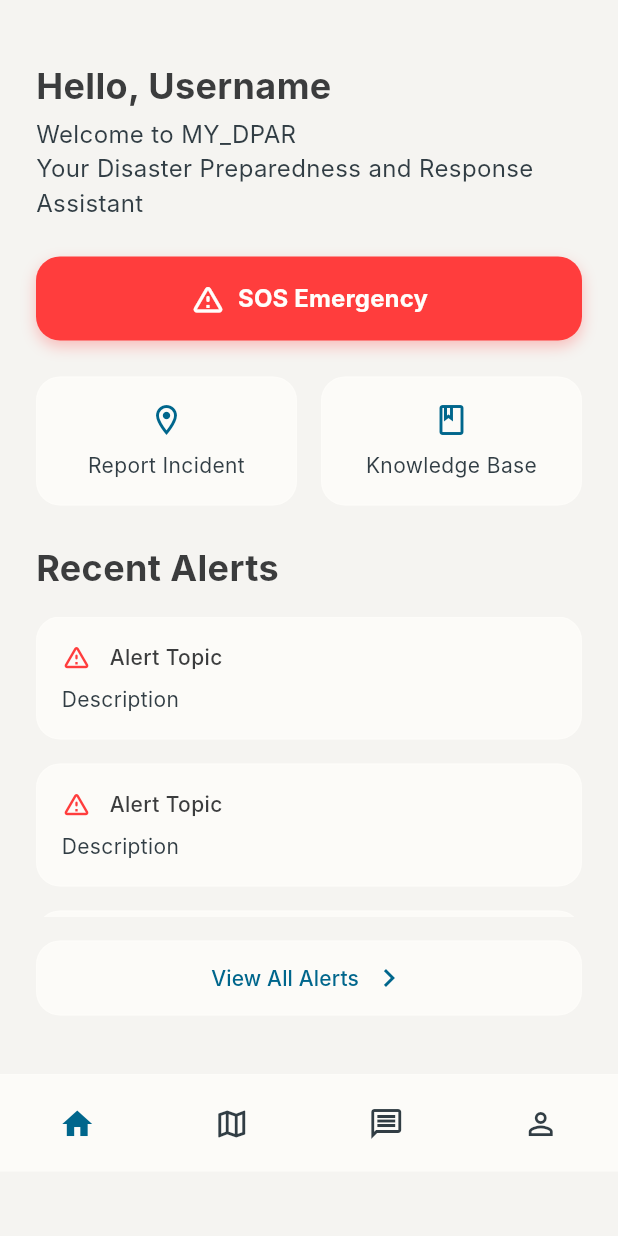
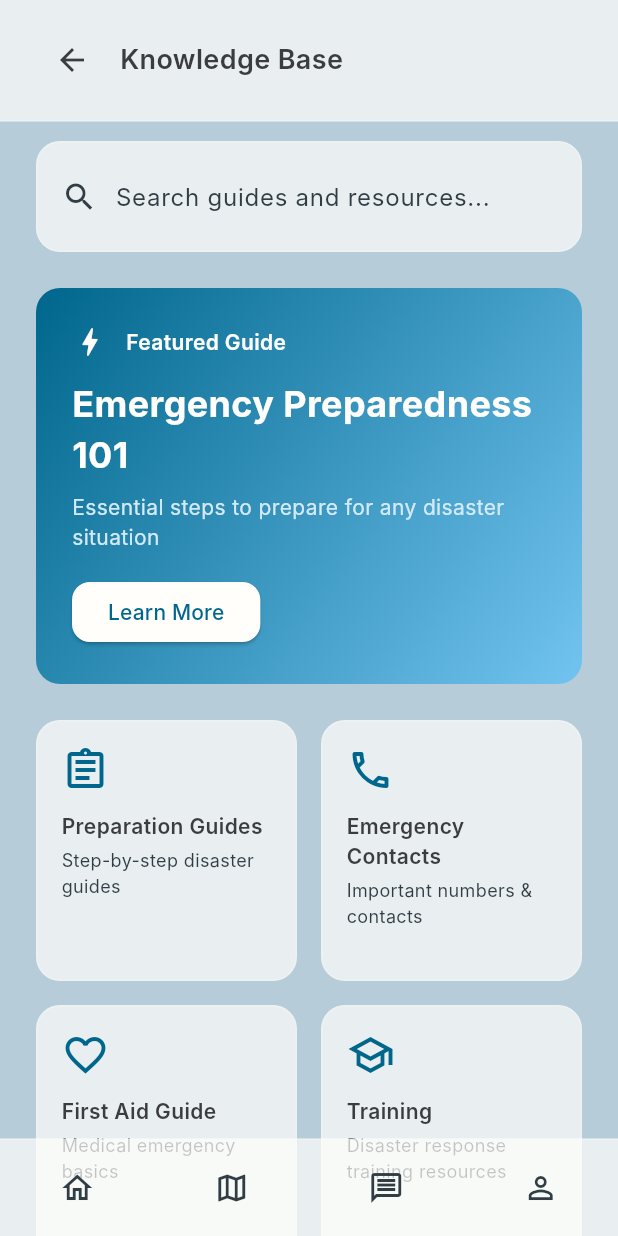
Before and after one commit to EnRui11/MY_DPAR, a Flutter app: the HomeScreen screen opened directly, after a tap on "Knowledge Base", on a phone screen of 412 x 824 dp. Run offline on Flutter 3.47's test engine with Material 3 defaults, Android fonts, the phone set to English and light mode, and no system bars; Roboto replaces fonts that are missing (Inter).

Commit message:
Home Page and Knowledge Base Page  Redesign

```diff
--- a/lib/main.dart
+++ b/lib/main.dart
@@ -1,5 +1,6 @@
 import 'package:flutter/material.dart';
 import 'package:mydpar/screens/login_screen.dart';
+import 'package:mydpar/screens/home_screen.dart';
 
 void main() {
   runApp(const MyApp());
@@ -17,7 +18,7 @@
         useMaterial3: true,
         fontFamily: 'Inter', // Make sure to add this font to your pubspec.yaml
       ),
-      home: const LoginScreen(),
+      home: const HomeScreen(),
     );
   }
 }
--- a/lib/screens/home_screen.dart
+++ b/lib/screens/home_screen.dart
@@ -1,5 +1,6 @@
 import 'package:flutter/material.dart';
 import 'package:mydpar/theme/color_theme.dart';
+import 'package:mydpar/screens/knowledge_base_screen.dart';
 
 class HomeScreen extends StatelessWidget {
   const HomeScreen({super.key});
@@ -7,63 +8,106 @@ class HomeScreen extends StatelessWidget {
   @override
   Widget build(BuildContext context) {
     return Scaffold(
-      backgroundColor: AppColors.bg200,
+      backgroundColor: AppColors.primary200,
       body: SafeArea(
         child: Stack(
           children: [
             SingleChildScrollView(
-              padding: const EdgeInsets.all(24.0),
+              padding: const EdgeInsets.only(top: 120, left: 24, right: 24, bottom: 24), // Adjusted padding for fixed header
               child: Column(
                 crossAxisAlignment: CrossAxisAlignment.start,
                 children: [
+
+                  const SizedBox(height: 64),
+
+                  // SOS Button
+                  _buildSOSButton(context),
+                  const SizedBox(height: 24),
+
+                  // Quick Actions
+                  _buildQuickActions(context),
+                  const SizedBox(height: 24),
+
+                  // Recent Alerts
+                  // Replace the Recent Alerts section with this:
+                  Row(
+                    mainAxisAlignment: MainAxisAlignment.spaceBetween,
+                    children: [
+                      Text(
+                        'Recent Alerts',
+                        style: TextStyle(
+                          fontSize: 24,
+                          fontWeight: FontWeight.bold,
+                          color: AppColors.primary300, // Changed to match the theme
+                        ),
+                      ),
+                      TextButton(
+                        onPressed: () {
+                          // TODO: Navigate to all alerts
+                        },
+                        child: Text(
+                          'View All',
+                          style: TextStyle(
+                            color: AppColors.accent200,
+                            fontWeight: FontWeight.w500,
+                          ),
+                        ),
+                      ),
+                    ],
+                  ),
                   const SizedBox(height: 16),
+                  _buildAlertsList(),
+                  const SizedBox(height: 80), // Space for bottom navigation
+                  const SizedBox(height: 16),
+                  // Remove the entire _buildViewAllButton() method
+                  const SizedBox(height: 80), // Space for bottom navigation
+                ],
+              ),
+            ),
+            // Fixed welcome header
+            Container(
+              decoration: BoxDecoration(
+                gradient: LinearGradient(
+                  begin: Alignment.topLeft,
+                  end: Alignment.bottomRight,
+                  colors: [AppColors.accent200, AppColors.accent100],
+                ),
+                boxShadow: [
+                  BoxShadow(
+                    color: Colors.black.withOpacity(0.1),
+                    blurRadius: 4,
+                    offset: const Offset(0, 2),
+                  ),
+                ],
+              ),
+              padding: const EdgeInsets.all(24),
+              child: Column(
+                crossAxisAlignment: CrossAxisAlignment.start,
+                mainAxisSize: MainAxisSize.min,
+                children: [
                   Text(
                     'Hello, Username',
                     style: TextStyle(
                       fontSize: 24,
                       fontWeight: FontWeight.bold,
-                      color: AppColors.primary300,
+                      color: AppColors.bg100,
                     ),
                   ),
-                  const SizedBox(height: 4),
+                  const SizedBox(height: 8),
                   Text(
                     'Welcome to MY_DPAR',
                     style: TextStyle(
                       fontSize: 16,
-                      color: AppColors.text200,
+                      color: AppColors.primary100,
                     ),
                   ),
                   Text(
                     'Your Disaster Preparedness and Response Assistant',
                     style: TextStyle(
                       fontSize: 16,
-                      color: AppColors.text200,
+                      color: AppColors.primary100,
                     ),
                   ),
-                  const SizedBox(height: 24),
-
-                  // SOS Button
-                  _buildSOSButton(),
-                  const SizedBox(height: 24),
-
-                  // Quick Actions
-                  _buildQuickActions(),
-                  const SizedBox(height: 24),
-
-                  // Recent Alerts
-                  Text(
-                    'Recent Alerts',
-                    style: TextStyle(
-                      fontSize: 24,
-                      fontWeight: FontWeight.bold,
-                      color: AppColors.primary300,
-                    ),
-                  ),
-                  const SizedBox(height: 16),
-                  _buildAlertsList(),
-                  const SizedBox(height: 16),
-                  _buildViewAllButton(),
-                  const SizedBox(height: 80), // Space for bottom navigation
                 ],
               ),
             ),
@@ -74,8 +118,15 @@ class HomeScreen extends StatelessWidget {
     );
   }
 
-  Widget _buildSOSButton() {
-    return Container(
+  Widget _buildSOSButton(BuildContext context) {
+    return TweenAnimationBuilder(
+      tween: Tween<double>(begin: 0.95, end: 1.0),
+      duration: const Duration(seconds: 2),
+      curve: Curves.easeInOut,
+      builder: (context, double value, child) {
+        return Transform.scale(
+          scale: value,
+          child: Container(
             width: double.infinity,
             decoration: BoxDecoration(
               color: AppColors.warning,
@@ -110,10 +161,12 @@ class HomeScreen extends StatelessWidget {
                 ],
               ),
             ),
+          ),
+        );
+      },
     );
   }
-
-  Widget _buildQuickActions() {
+  Widget _buildQuickActions(BuildContext context) {
     return Row(
       children: [
         Expanded(
@@ -126,12 +179,16 @@ class HomeScreen extends StatelessWidget {
           ),
         ),
         const SizedBox(width: 16),
+        // In the _buildQuickActions method, update the knowledge base card's onTap:
         Expanded(
           child: _buildActionCard(
             icon: Icons.book_outlined,
             label: 'Knowledge Base',
             onTap: () {
-              // TODO: Navigate to knowledge base
+              Navigator.push(
+                context,
+                MaterialPageRoute(builder: (context) => const KnowledgeBaseScreen()),
+              );
             },
           ),
         ),
@@ -158,12 +215,13 @@ class HomeScreen extends StatelessWidget {
           child: Column(
             mainAxisSize: MainAxisSize.min,
             children: [
-              Icon(icon, color: AppColors.accent200, size: 24),
-              const SizedBox(height: 8),
+              Icon(icon, color: AppColors.accent200, size: 32),
+              const SizedBox(height: 12),
               Text(
                 label,
                 style: TextStyle(
-                  color: AppColors.text200,
+                  color: AppColors.primary300,
+                  fontWeight: FontWeight.w600,
                   fontSize: 14,
                 ),
                 textAlign: TextAlign.center,
@@ -174,27 +232,6 @@ class HomeScreen extends StatelessWidget {
       ),
     );
   }
-
-  Widget _buildAlertsList() {
-    return Container(
-      constraints: const BoxConstraints(maxHeight: 200),
-      child: SingleChildScrollView(
-        child: Column(
-          children: List.generate(
-            3,
-            (index) => Padding(
-              padding: const EdgeInsets.only(bottom: 16),
-              child: _buildAlertCard(
-                topic: 'Alert Topic',
-                description: 'Description',
-              ),
-            ),
-          ),
-        ),
-      ),
-    );
-  }
-
   Widget _buildAlertCard({required String topic, required String description}) {
     return Container(
       decoration: BoxDecoration(
@@ -204,24 +241,23 @@ class HomeScreen extends StatelessWidget {
       ),
       child: Padding(
         padding: const EdgeInsets.all(16),
+        child: Row(
+          crossAxisAlignment: CrossAxisAlignment.start,
+          children: [
+            Icon(Icons.warning_amber_rounded, color: AppColors.warning, size: 24),
+            const SizedBox(width: 12),
+            Expanded(
               child: Column(
                 crossAxisAlignment: CrossAxisAlignment.start,
                 children: [
-            Row(
-              children: [
-                Icon(Icons.warning_amber_rounded,
-                    color: AppColors.warning, size: 20),
-                const SizedBox(width: 12),
                   Text(
                     topic,
                     style: TextStyle(
+                      color: AppColors.primary300,
                       fontWeight: FontWeight.w500,
-                    color: AppColors.primary300,
                     ),
                   ),
-              ],
-            ),
-            const SizedBox(height: 8),
+                  const SizedBox(height: 4),
                   Text(
                     description,
                     style: TextStyle(
@@ -232,34 +268,41 @@ class HomeScreen extends StatelessWidget {
                 ],
               ),
             ),
+          ],
+        ),
+      ),
     );
   }
-
-  Widget _buildViewAllButton() {
+  Widget _buildAlertsList() {
+    final List<Map<String, String>> alerts = [
+      {
+        'topic': 'Flash Flood Warning',
+        'description': 'Heavy rainfall expected in Klang Valley area. Please stay alert and avoid flood-prone areas.',
+      },
+      {
+        'topic': 'Earthquake Alert',
+        'description': 'Magnitude 5.2 earthquake detected. Stay away from damaged buildings.',
+      },
+      {
+        'topic': 'Weather Advisory',
+        'description': 'Strong winds and thunderstorms expected in the evening.',
+      },
+    ];
     return Container(
-      decoration: BoxDecoration(
-        color: AppColors.bg100.withOpacity(0.7),
-        borderRadius: BorderRadius.circular(16),
-        border: Border.all(color: AppColors.bg100.withOpacity(0.2)),
+      constraints: const BoxConstraints(maxHeight: 300),
+      child: Scrollbar(
+        thickness: 6,
+        radius: const Radius.circular(3),
+        child: SingleChildScrollView(
+          child: Column(
+            children: alerts.map((alert) => Padding(
+              padding: const EdgeInsets.only(bottom: 16),
+              child: _buildAlertCard(
+                topic: alert['topic']!,
+                description: alert['description']!,
               ),
-      child: MaterialButton(
-        onPressed: () {
-          // TODO: Navigate to all alerts
-        },
-        shape: RoundedRectangleBorder(borderRadius: BorderRadius.circular(16)),
-        child: Row(
-          mainAxisAlignment: MainAxisAlignment.center,
-          children: [
-            Text(
-              'View All Alerts',
-              style: TextStyle(
-                color: AppColors.accent200,
-                fontWeight: FontWeight.w500,
+            )).toList(),
           ),
-            ),
-            const SizedBox(width: 8),
-            Icon(Icons.chevron_right, color: AppColors.accent200),
-          ],
         ),
       ),
     );
@@ -295,7 +338,6 @@ class HomeScreen extends StatelessWidget {
       ),
     );
   }
-
   Widget _buildNavItem(IconData icon, bool isActive) {
     return IconButton(
       icon: Icon(icon),
--- /dev/null
+++ b/lib/screens/knowledge_base_screen.dart
@@ -0,0 +1,405 @@
+import 'package:flutter/material.dart';
+import 'package:mydpar/theme/color_theme.dart';
+import 'package:mydpar/screens/home_screen.dart';
+
+class KnowledgeBaseScreen extends StatelessWidget {
+  const KnowledgeBaseScreen({super.key});
+
+  @override
+  Widget build(BuildContext context) {
+    return Scaffold(
+      backgroundColor: AppColors.primary200,
+      body: SafeArea(
+        child: Stack(
+          children: [
+            // Main Content
+            SingleChildScrollView(
+              child: Column(
+                children: [
+                  const SizedBox(height: 70), // Space for header
+                  Padding(
+                    padding: const EdgeInsets.all(24.0),
+                    child: Column(
+                      children: [
+                        // Search Bar
+                        _buildSearchBar(),
+                        const SizedBox(height: 24),
+
+                        // Featured Guide
+                        _buildFeaturedGuide(),
+                        const SizedBox(height: 24),
+
+                        // Quick Access Categories
+                        _buildQuickAccessCategories(),
+                        const SizedBox(height: 32),
+
+                        // Recent Guides
+                        _buildRecentGuides(),
+                        const SizedBox(height: 80), // Space for bottom nav
+                      ],
+                    ),
+                  ),
+                ],
+              ),
+            ),
+
+            // Header
+            _buildHeader(context),
+
+            // Bottom Navigation
+            _buildBottomNavigation(context),
+          ],
+        ),
+      ),
+    );
+  }
+
+  Widget _buildHeader(BuildContext context) {
+    return Container(
+      decoration: BoxDecoration(
+        color: AppColors.bg100.withOpacity(0.7),
+        border: Border(
+          bottom: BorderSide(color: AppColors.bg100.withOpacity(0.2)),
+        ),
+      ),
+      padding: const EdgeInsets.symmetric(horizontal: 24, vertical: 16),
+      child: Row(
+        children: [
+          IconButton(
+            icon: const Icon(Icons.arrow_back),
+            color: AppColors.primary300,
+            onPressed: () => Navigator.pop(context),
+          ),
+          const SizedBox(width: 8),
+          Text(
+            'Knowledge Base',
+            style: TextStyle(
+              fontSize: 18,
+              fontWeight: FontWeight.w600,
+              color: AppColors.primary300,
+            ),
+          ),
+        ],
+      ),
+    );
+  }
+
+  Widget _buildSearchBar() {
+    return Container(
+      decoration: BoxDecoration(
+        color: AppColors.bg100.withOpacity(0.7),
+        borderRadius: BorderRadius.circular(16),
+        border: Border.all(color: AppColors.bg100.withOpacity(0.2)),
+      ),
+      padding: const EdgeInsets.symmetric(horizontal: 16, vertical: 12),
+      child: Row(
+        children: [
+          Icon(Icons.search, color: AppColors.text200),
+          const SizedBox(width: 12),
+          Expanded(
+            child: TextField(
+              decoration: InputDecoration(
+                hintText: 'Search guides and resources...',
+                hintStyle: TextStyle(color: AppColors.text200),
+                border: InputBorder.none,
+              ),
+            ),
+          ),
+        ],
+      ),
+    );
+  }
+
+  Widget _buildFeaturedGuide() {
+    return Container(
+      decoration: BoxDecoration(
+        gradient: LinearGradient(
+          begin: Alignment.topLeft,
+          end: Alignment.bottomRight,
+          colors: [AppColors.accent200, AppColors.accent100],
+        ),
+        borderRadius: BorderRadius.circular(16),
+      ),
+      padding: const EdgeInsets.all(24),
+      child: Column(
+        crossAxisAlignment: CrossAxisAlignment.start,
+        children: [
+          Row(
+            children: [
+              Icon(Icons.bolt, color: AppColors.bg100),
+              const SizedBox(width: 12),
+              Text(
+                'Featured Guide',
+                style: TextStyle(
+                  color: AppColors.bg100,
+                  fontWeight: FontWeight.w600,
+                ),
+              ),
+            ],
+          ),
+          const SizedBox(height: 12),
+          Text(
+            'Emergency Preparedness 101',
+            style: TextStyle(
+              color: AppColors.bg100,
+              fontSize: 24,
+              fontWeight: FontWeight.bold,
+            ),
+          ),
+          const SizedBox(height: 8),
+          Text(
+            'Essential steps to prepare for any disaster situation',
+            style: TextStyle(color: AppColors.primary100),
+          ),
+          const SizedBox(height: 16),
+          ElevatedButton(
+            onPressed: () {},
+            style: ElevatedButton.styleFrom(
+              backgroundColor: AppColors.bg100,
+              foregroundColor: AppColors.accent200,
+              shape: RoundedRectangleBorder(
+                borderRadius: BorderRadius.circular(12),
+              ),
+            ),
+            child: const Text('Learn More'),
+          ),
+        ],
+      ),
+    );
+  }
+
+  Widget _buildQuickAccessCategories() {
+    final categories = [
+      {
+        'icon': Icons.assignment_outlined,
+        'title': 'Preparation Guides',
+        'description': 'Step-by-step disaster guides'
+      },
+      {
+        'icon': Icons.phone_outlined,
+        'title': 'Emergency Contacts',
+        'description': 'Important numbers & contacts'
+      },
+      {
+        'icon': Icons.favorite_outline,
+        'title': 'First Aid Guide',
+        'description': 'Medical emergency basics'
+      },
+      {
+        'icon': Icons.school_outlined,
+        'title': 'Training',
+        'description': 'Disaster response training resources'
+      },
+    ];
+
+    return GridView.count(
+      crossAxisCount: 2,
+      shrinkWrap: true,
+      physics: const NeverScrollableScrollPhysics(),
+      mainAxisSpacing: 16,
+      crossAxisSpacing: 16,
+      children: categories.map((category) => _buildCategoryCard(
+        icon: category['icon'] as IconData,
+        title: category['title'] as String,
+        description: category['description'] as String,
+      )).toList(),
+    );
+  }
+
+  Widget _buildCategoryCard({
+    required IconData icon,
+    required String title,
+    required String description,
+  }) {
+    return Container(
+      decoration: BoxDecoration(
+        color: AppColors.bg100.withOpacity(0.7),
+        borderRadius: BorderRadius.circular(16),
+        border: Border.all(color: AppColors.bg100.withOpacity(0.2)),
+      ),
+      padding: const EdgeInsets.all(16),
+      child: Column(
+        crossAxisAlignment: CrossAxisAlignment.start,
+        children: [
+          Icon(icon, color: AppColors.accent200, size: 32),
+          const SizedBox(height: 12),
+          Text(
+            title,
+            style: TextStyle(
+              color: AppColors.primary300,
+              fontWeight: FontWeight.w600,
+            ),
+          ),
+          const SizedBox(height: 4),
+          Text(
+            description,
+            style: TextStyle(
+              color: AppColors.text200,
+              fontSize: 12,
+            ),
+          ),
+        ],
+      ),
+    );
+  }
+
+  Widget _buildRecentGuides() {
+    return Column(
+      children: [
+        Row(
+          mainAxisAlignment: MainAxisAlignment.spaceBetween,
+          children: [
+            Text(
+              'Recent Guides',
+              style: TextStyle(
+                fontSize: 20,
+                fontWeight: FontWeight.w600,
+                color: AppColors.primary300,
+              ),
+            ),
+            TextButton(
+              onPressed: () {},
+              child: Text(
+                'View All',
+                style: TextStyle(color: AppColors.accent200),
+              ),
+            ),
+          ],
+        ),
+        const SizedBox(height: 16),
+        _buildGuideCard(
+          title: 'Guide Topic',
+          description: 'Description',
+          readTime: '5 min read',
+        ),
+        const SizedBox(height: 12),
+        _buildGuideCard(
+          title: 'Guide Topic',
+          description: 'Description',
+          readTime: '3 min read',
+        ),
+      ],
+    );
+  }
+
+  Widget _buildGuideCard({
+    required String title,
+    required String description,
+    required String readTime,
+  }) {
+    return Container(
+      decoration: BoxDecoration(
+        color: AppColors.bg100.withOpacity(0.7),
+        borderRadius: BorderRadius.circular(16),
+        border: Border.all(color: AppColors.bg100.withOpacity(0.2)),
+      ),
+      padding: const EdgeInsets.all(16),
+      child: Row(
+        crossAxisAlignment: CrossAxisAlignment.start,
+        children: [
+          Icon(Icons.article_outlined, color: AppColors.accent200),
+          const SizedBox(width: 12),
+          Expanded(
+            child: Column(
+              crossAxisAlignment: CrossAxisAlignment.start,
+              children: [
+                Text(
+                  title,
+                  style: TextStyle(
+                    color: AppColors.primary300,
+                    fontWeight: FontWeight.w500,
+                  ),
+                ),
+                const SizedBox(height: 4),
+                Text(
+                  description,
+                  style: TextStyle(
+                    color: AppColors.text200,
+                    fontSize: 14,
+                  ),
+                ),
+                const SizedBox(height: 8),
+                Row(
+                  children: [
+                    Icon(Icons.access_time, size: 16, color: AppColors.text200),
+                    const SizedBox(width: 4),
+                    Text(
+                      readTime,
+                      style: TextStyle(
+                        color: AppColors.text200,
+                        fontSize: 12,
+                      ),
+                    ),
+                    const SizedBox(width: 16),
+                    Icon(Icons.bookmark_border, size: 16, color: AppColors.text200),
+                    const SizedBox(width: 4),
+                    Text(
+                      'Save for later',
+                      style: TextStyle(
+                        color: AppColors.text200,
+                        fontSize: 12,
+                      ),
+                    ),
+                  ],
+                ),
+              ],
+            ),
+          ),
+        ],
+      ),
+    );
+  }
+
+  Widget _buildBottomNavigation(BuildContext context) {
+    return Positioned(
+      bottom: 0,
+      left: 0,
+      right: 0,
+      child: Container(
+        decoration: BoxDecoration(
+          color: AppColors.bg100.withOpacity(0.7),
+          border: Border(
+            top: BorderSide(color: AppColors.bg100.withOpacity(0.2)),
+          ),
+        ),
+        child: SafeArea(
+          top: false,
+          child: Padding(
+            padding: const EdgeInsets.symmetric(vertical: 8),
+            child: Row(
+              mainAxisAlignment: MainAxisAlignment.spaceAround,
+              children: [
+                IconButton(
+                  icon: const Icon(Icons.home_outlined),
+                  color: AppColors.text200,
+                  onPressed: () {
+                    // Navigate to home screen and remove all previous routes
+                    Navigator.pushReplacement(
+                      context,
+                      MaterialPageRoute(builder: (context) => const HomeScreen()),
+                    );
+                  },
+                ),
+                IconButton(
+                  icon: const Icon(Icons.map_outlined),
+                  color: AppColors.text200,
+                  onPressed: () {},
+                ),
+                IconButton(
+                  icon: const Icon(Icons.message_outlined),
+                  color: AppColors.text200,
+                  onPressed: () {},
+                ),
+                IconButton(
+                  icon: const Icon(Icons.person_outline),
+                  color: AppColors.text200,
+                  onPressed: () {},
+                ),
+              ],
+            ),
+          ),
+        ),
+      ),
+    );
+  }
+}
```
Lines whose indentation alone changed are shown as unchanged.
